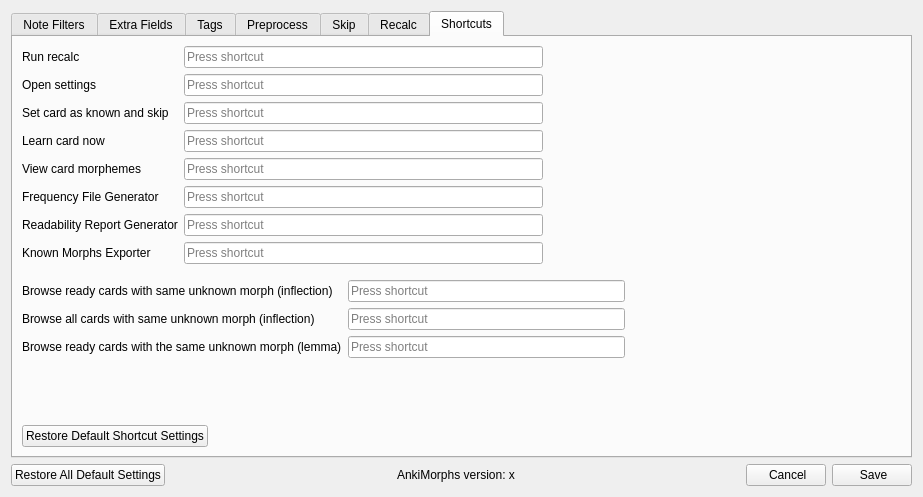
First picture: the form in ankimorphs/ui/settings_dialog.ui, repository mortii/anki-morphs, before the edit.
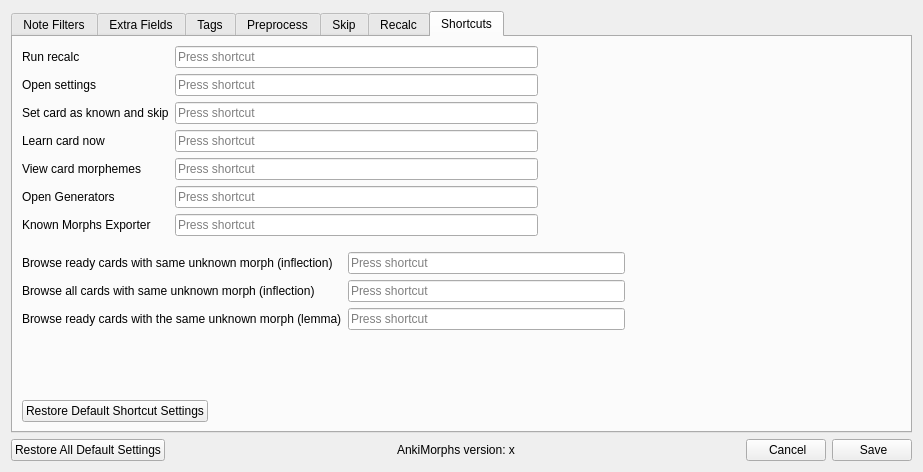
Second picture: the form after the edit. The open tabs and pages were chosen to show the change.

Commit message:
merged generators and added study plan (#194)
- added occurrence column to frequency files
- renamed ui files

The edit to the form file:
```diff
--- a/ankimorphs/ui/settings_dialog.ui
+++ b/ankimorphs/ui/settings_dialog.ui
@@ -10,7 +10,7 @@
     <x>0</x>
     <y>0</y>
     <width>923</width>
-    <height>497</height>
+    <height>472</height>
    </rect>
   </property>
   <property name="windowTitle">
@@ -701,17 +701,10 @@
                  </property>
                 </widget>
                </item>
-               <item>
-                <widget class="QLabel" name="label_7">
-                 <property name="text">
-                  <string>Frequency File Generator</string>
-                 </property>
-                </widget>
-               </item>
                <item>
                 <widget class="QLabel" name="label_15">
                  <property name="text">
-                  <string>Readability Report Generator</string>
+                  <string>Open Generators</string>
                  </property>
                 </widget>
                </item>
@@ -742,10 +735,7 @@
                 <widget class="QKeySequenceEdit" name="shortcutViewMorphsKeySequenceEdit"/>
                </item>
                <item>
-                <widget class="QKeySequenceEdit" name="shortcutFrequencyFileGeneratorKeySequenceEdit"/>
-               </item>
-               <item>
-                <widget class="QKeySequenceEdit" name="shortcutReadabilityReportGeneratorKeySequenceEdit"/>
+                <widget class="QKeySequenceEdit" name="shortcutGeneratorsKeySequenceEdit"/>
                </item>
                <item>
                 <widget class="QKeySequenceEdit" name="shortcutKnownMorphsExporterKeySequenceEdit"/>
```
Left out of the diff: 2 changed lines with no effect on the pictures. The commit also changes 39 other files.
